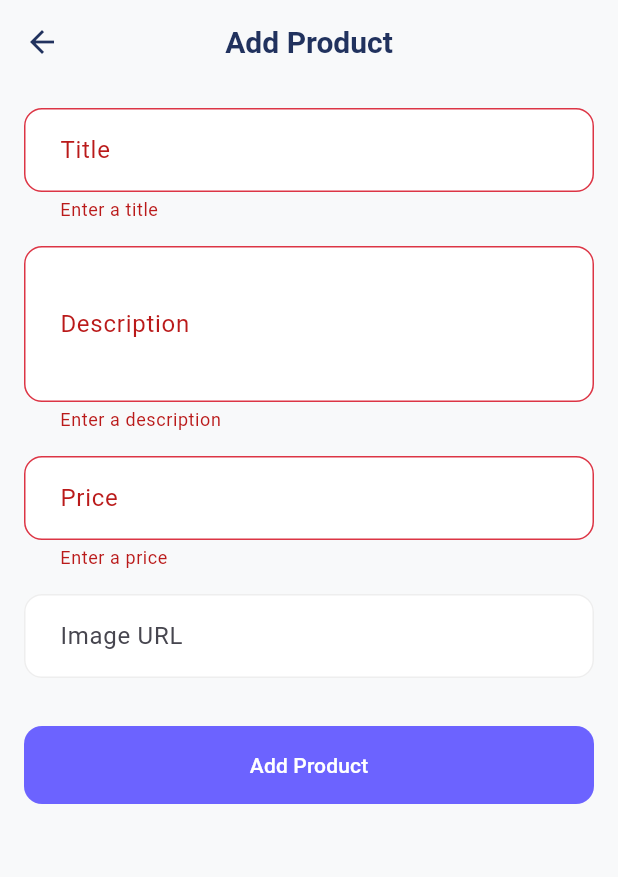
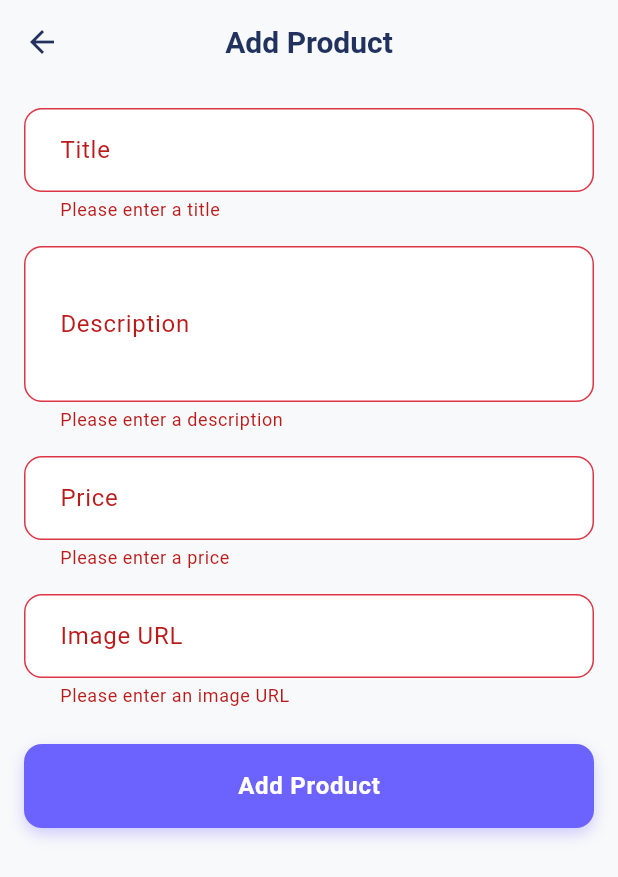
Before and after one commit to PATELJAY31/trade_final, a Flutter app: the AddProductScreen screen opened directly, after a tap on "Add Product", on a phone screen of 412 x 824 dp. Shown: the top 877 px of the screen. Run offline on Flutter 3.47's test engine with Material 3 defaults, Android fonts, the light colour scheme and no system bars; our stand-ins replace cloud_firestore, firebase_auth, firebase_core, google_sign_in, smooth_page_indicator; accounts and stored records are empty.

Commit message:
Enhance product screens and database service with improved functionality and error handling

```diff
--- a/lib/screens/product/add_product_screen.dart
+++ b/lib/screens/product/add_product_screen.dart
@@ -4,6 +4,7 @@
    import '../../services/database_service.dart';
    import 'package:provider/provider.dart';
    import '../../services/auth_service.dart';
+   import '../../widgets/custom_button.dart';
 
    class AddProductScreen extends StatefulWidget {
      @override
@@ -12,50 +13,63 @@
 
    class _AddProductScreenState extends State<AddProductScreen> {
      final _formKey = GlobalKey<FormState>();
-     String title = '';
-     String description = '';
-     double price = 0.0;
-     String imageUrl = '';
-     bool isLoading = false;
+     final _titleController = TextEditingController();
+     final _descriptionController = TextEditingController();
+     final _priceController = TextEditingController();
+     final _imageUrlController = TextEditingController();
+     bool _isLoading = false;
+     String? _errorMessage;
 
-     void _addProduct() async {
-       if (_formKey.currentState!.validate()) {
+     @override
+     void dispose() {
+       _titleController.dispose();
+       _descriptionController.dispose();
+       _priceController.dispose();
+       _imageUrlController.dispose();
+       super.dispose();
+     }
+
+     Future<void> _submitProduct() async {
+       if (!_formKey.currentState!.validate()) return;
+
        setState(() {
-           isLoading = true;
+         _isLoading = true;
+         _errorMessage = null;
        });
+
        try {
          final authService = Provider.of<AuthService>(context, listen: false);
          final currentUser = authService.currentUser;
+
          if (currentUser == null) {
-             ScaffoldMessenger.of(context).showSnackBar(
-               SnackBar(content: Text('You must be logged in to add a product.')),
-             );
-             return;
+           throw Exception('You must be logged in to add a product');
          }
 
-           Product newProduct = Product(
-             id: '', // Firestore will generate ID
-             title: title,
-             description: description,
-             price: price,
-             imageUrl: imageUrl,
+         final product = Product(
+           id: '', // This will be set by Firestore
+           title: _titleController.text.trim(),
+           description: _descriptionController.text.trim(),
+           price: double.parse(_priceController.text),
+           imageUrl: _imageUrlController.text.trim(),
            sellerId: currentUser.uid,
-             isSold: false,
-             buyerId: '',
+           sellerName: currentUser.displayName ?? 'Unknown Seller',
+           createdAt: DateTime.now(),
          );
 
-           await DatabaseService().addOrUpdateProduct(newProduct);
-           ScaffoldMessenger.of(context).showSnackBar(
-             SnackBar(content: Text('Product Added')),
-           );
-           Navigator.of(context).pop();
+         final databaseService = DatabaseService();
+         await databaseService.addProduct(product);
+
+         if (mounted) {
+           Navigator.pop(context);
+         }
        } catch (e) {
-           ScaffoldMessenger.of(context).showSnackBar(
-             SnackBar(content: Text('Failed to add product: $e')),
-           );
+         setState(() {
+           _errorMessage = e.toString();
+         });
        } finally {
+         if (mounted) {
            setState(() {
-             isLoading = false;
+             _isLoading = false;
            });
          }
        }
@@ -67,60 +81,92 @@
          appBar: AppBar(
            title: Text('Add Product'),
          ),
-         body: Padding(
+         body: SingleChildScrollView(
            padding: EdgeInsets.all(16.0),
            child: Form(
              key: _formKey,
-             child: SingleChildScrollView(
              child: Column(
+               crossAxisAlignment: CrossAxisAlignment.stretch,
                children: [
-                   // Title Field
+                 if (_errorMessage != null)
+                   Padding(
+                     padding: EdgeInsets.only(bottom: 16.0),
+                     child: Text(
+                       _errorMessage!,
+                       style: TextStyle(color: Colors.red),
+                     ),
+                   ),
                  TextFormField(
-                     decoration: InputDecoration(labelText: 'Title'),
-                     validator: (value) => value == null || value.isEmpty ? 'Enter a title' : null,
-                     onChanged: (value) => setState(() { title = value; }),
+                   controller: _titleController,
+                   decoration: InputDecoration(
+                     labelText: 'Title',
+                     border: OutlineInputBorder(),
                    ),
-                   SizedBox(height: 16),
-                   // Description Field
-                   TextFormField(
-                     decoration: InputDecoration(labelText: 'Description'),
-                     validator: (value) => value == null || value.isEmpty ? 'Enter a description' : null,
-                     onChanged: (value) => setState(() { description = value; }),
-                     maxLines: 3,
-                   ),
-                   SizedBox(height: 16),
-                   // Price Field
-                   TextFormField(
-                     decoration: InputDecoration(labelText: 'Price'),
                    validator: (value) {
-                       if (value == null || value.isEmpty) return 'Enter a price';
-                       if (double.tryParse(value) == null) return 'Enter a valid number';
+                     if (value == null || value.isEmpty) {
+                       return 'Please enter a title';
+                     }
                      return null;
                    },
-                     onChanged: (value) => setState(() { price = double.parse(value); }),
-                     keyboardType: TextInputType.number,
                  ),
-                   SizedBox(height: 16),
-                   // Image URL Field
+                 SizedBox(height: 16.0),
                  TextFormField(
-                     decoration: InputDecoration(labelText: 'Image URL'),
-                     onChanged: (value) => setState(() { imageUrl = value; }),
+                   controller: _descriptionController,
+                   decoration: InputDecoration(
+                     labelText: 'Description',
+                     border: OutlineInputBorder(),
                    ),
-                   SizedBox(height: 32),
-                   // Submit Button
-                   ElevatedButton(
-                     onPressed: isLoading ? null : _addProduct,
-                     child: isLoading
-                         ? CircularProgressIndicator(
-                             valueColor: AlwaysStoppedAnimation<Color>(Colors.white),
-                           )
-                         : Text('Add Product'),
-                     style: ElevatedButton.styleFrom(
-                       minimumSize: Size(double.infinity, 50),
+                   maxLines: 3,
+                   validator: (value) {
+                     if (value == null || value.isEmpty) {
+                       return 'Please enter a description';
+                     }
+                     return null;
+                   },
                  ),
+                 SizedBox(height: 16.0),
+                 TextFormField(
+                   controller: _priceController,
+                   decoration: InputDecoration(
+                     labelText: 'Price',
+                     border: OutlineInputBorder(),
+                     prefixText: '\$',
+                   ),
+                   keyboardType: TextInputType.numberWithOptions(decimal: true),
+                   validator: (value) {
+                     if (value == null || value.isEmpty) {
+                       return 'Please enter a price';
+                     }
+                     if (double.tryParse(value) == null) {
+                       return 'Please enter a valid number';
+                     }
+                     return null;
+                   },
+                 ),
+                 SizedBox(height: 16.0),
+                 TextFormField(
+                   controller: _imageUrlController,
+                   decoration: InputDecoration(
+                     labelText: 'Image URL',
+                     border: OutlineInputBorder(),
+                   ),
+                   validator: (value) {
+                     if (value == null || value.isEmpty) {
+                       return 'Please enter an image URL';
+                     }
+                     final uri = Uri.tryParse(value);
+                     if (uri == null || !uri.isAbsolute) {
+                       return 'Please enter a valid URL';
+                     }
+                     return null;
+                   },
+                 ),
+                 SizedBox(height: 24.0),
+                 CustomButton(
+                   text: _isLoading ? 'Adding Product...' : 'Add Product',
+                   onPressed: _isLoading ? null : _submitProduct,
                  ),
                ],
-               ),
              ),
            ),
          ),
```
Also changed, not shown: lib/screens/product/product_detail_screen.dart (+110 -46 lines), lib/screens/search/search_screen.dart (+54 -29 lines), lib/services/database_service.dart (+83 -177 lines), 1 other file. Lines whose indentation alone changed are shown as unchanged.
